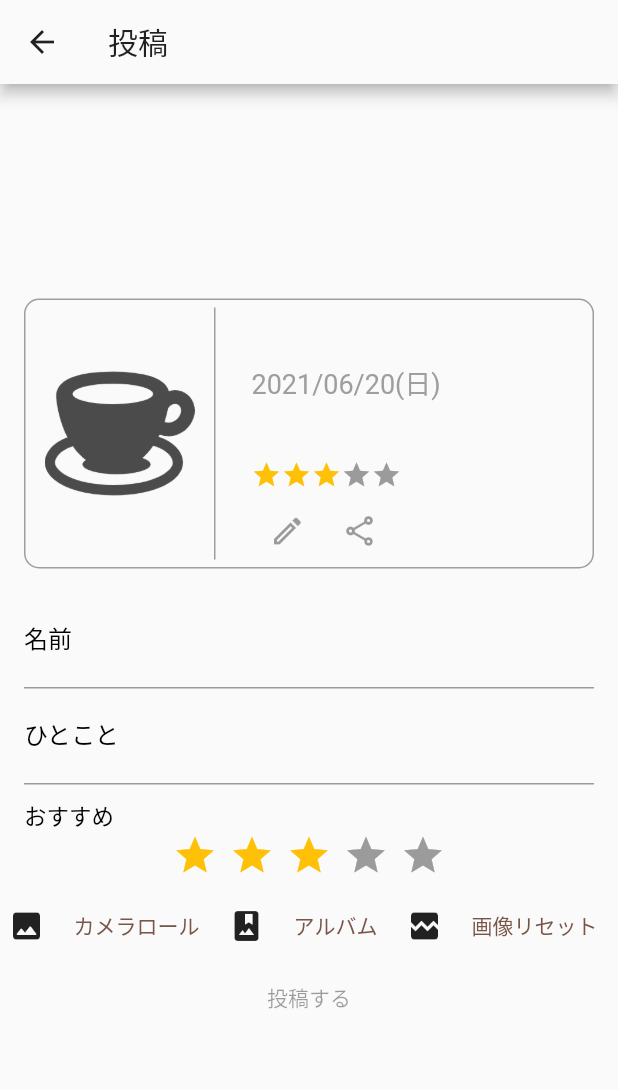
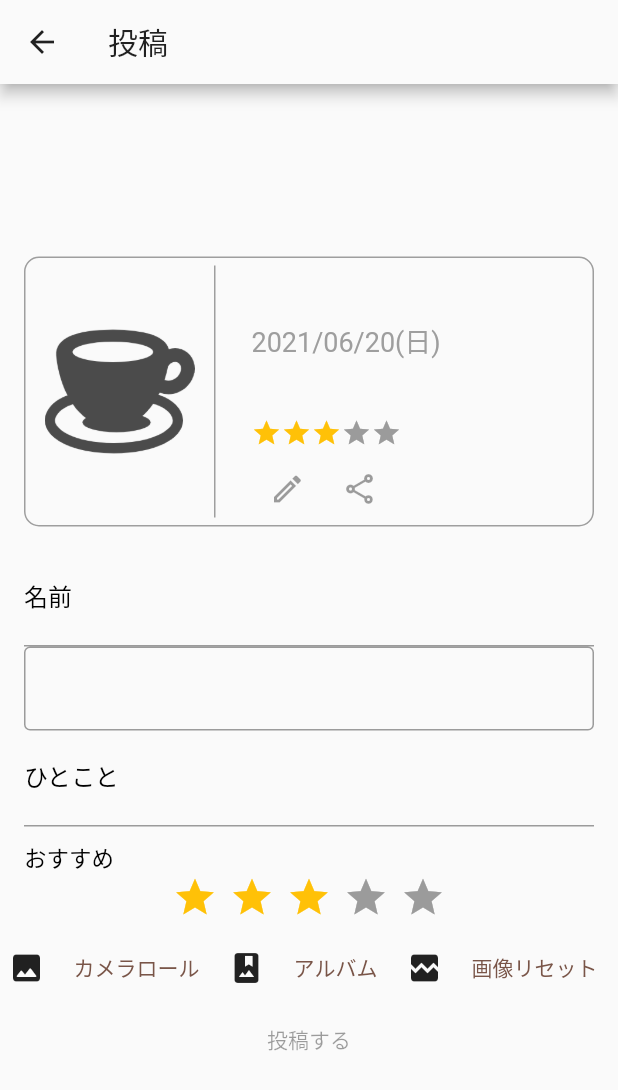
Before and after one commit to y0303noki/coffee_project, a Flutter app: the AddOrEditCardPage screen opened directly, on a phone screen of 412 x 824 dp. Shown: the top 1090 px of the screen. Run offline on Flutter 3.47's test engine with Material 2 defaults, Android fonts, the phone set to English and light mode, and no system bars; drawn by our look-alikes of flutter_easyloading, flutter_rating_bar, flutter_typeahead; our stand-ins replace cloud_firestore, firebase_auth, firebase_core, firebase_storage, google_sign_in, image_picker; missing offline and left inert: esys_flutter_share, sign_button; accounts and stored records are empty; network calls fail.

Commit message:
サジェスト一旦できた

```diff
--- a/lib/ui/add_or_edit_card_page.dart
+++ b/lib/ui/add_or_edit_card_page.dart
@@ -1,5 +1,6 @@
 import 'dart:typed_data';
 
+import 'package:coffee_project/model/coffee.dart';
 import 'package:coffee_project/model/coffee_card.dart';
 import 'package:coffee_project/ui/album_page.dart';
 import 'package:coffee_project/ui/list_card.dart';
@@ -13,6 +14,7 @@ import 'package:provider/provider.dart';
 import 'dart:io';
 import 'dart:ui' as ui;
 import 'package:esys_flutter_share/esys_flutter_share.dart';
+import 'package:flutter_typeahead/flutter_typeahead.dart';
 
 // import 'package:share/share.dart';
 
@@ -50,6 +52,8 @@ class AddOrEditCardPage extends StatelessWidget {
   // Widgetをimageにするためのkey
   GlobalKey _globalKey = GlobalKey();
 
+  List<String> _suggestTitleList = [];
+
   @override
   Widget build(BuildContext context) {
     isEdit = editCard != null;
@@ -83,7 +87,7 @@ class AddOrEditCardPage extends StatelessWidget {
           backgroundColor: Theme.of(context).canvasColor,
         ),
         body: ChangeNotifierProvider<CardModel>(
-          create: (_) => CardModel(),
+          create: (_) => CardModel()..findThisMonthMyCoffee(),
           child: GestureDetector(
             // 水平方向にスワイプしたら画面を戻す
             onHorizontalDragUpdate: (details) {
@@ -101,6 +105,13 @@ class AddOrEditCardPage extends StatelessWidget {
               children: [
                 Consumer<CardModel>(
                   builder: (context, model, child) {
+                    // サジェストするための名前リストを取得
+                    List<Coffee> thisMonthCount = model.thisMonthCoffee;
+                    if (thisMonthCount.isNotEmpty) {
+                      _suggestTitleList =
+                          thisMonthCount.map((e) => e.name).toList();
+                    }
+
                     if (_name == null ||
                         _name.isEmpty ||
                         _name.length <= 0 ||
@@ -145,6 +156,43 @@ class AddOrEditCardPage extends StatelessWidget {
                                         _name = text;
                                         model.refresh();
                                       }
+                                    },
+                                  ),
+                                  // サジェスト
+                                  TypeAheadField(
+                                    textFieldConfiguration:
+                                        TextFieldConfiguration(
+                                            autofocus: true,
+                                            style: DefaultTextStyle.of(context)
+                                                .style
+                                                .copyWith(
+                                                    fontStyle:
+                                                        FontStyle.italic),
+                                            decoration: InputDecoration(
+                                                border: OutlineInputBorder())),
+                                    suggestionsCallback: (pattern) async {
+                                      // pattern:入力された文字
+                                      // return: サジェスト候補となる文字列を返す
+                                      List<String> _filter = _suggestTitleList
+                                          .where((element) => (element
+                                                  .toLowerCase())
+                                              .contains(pattern.toLowerCase()))
+                                          .take(5)
+                                          .toList();
+                                      return _filter;
+                                      // return await BackendService.getSuggestions(pattern);
+                                    },
+                                    itemBuilder: (context, suggestion) {
+                                      return ListTile(
+                                        leading: Icon(Icons.shopping_cart),
+                                        // title: Text(suggestion['name']),
+                                        title: Text(suggestion),
+                                      );
+                                    },
+                                    onSuggestionSelected: (suggestion) {
+                                      // Navigator.of(context).push(MaterialPageRoute(
+                                      //   builder: (context) => ProductPage(product: suggestion)
+                                      // ));
                                     },
                                   ),
                                   TextField(
--- a/pubspec.yaml
+++ b/pubspec.yaml
@@ -25,6 +25,7 @@ dependencies:
   esys_flutter_share: ^1.0.2
   uuid: ^3.0.4
   flappy_search_bar: ^1.7.2
+  flutter_typeahead: ^3.1.3
   flutter_localizations:
     sdk: flutter
 
```
Also changed, not shown: pubspec.lock, 1 other file.
